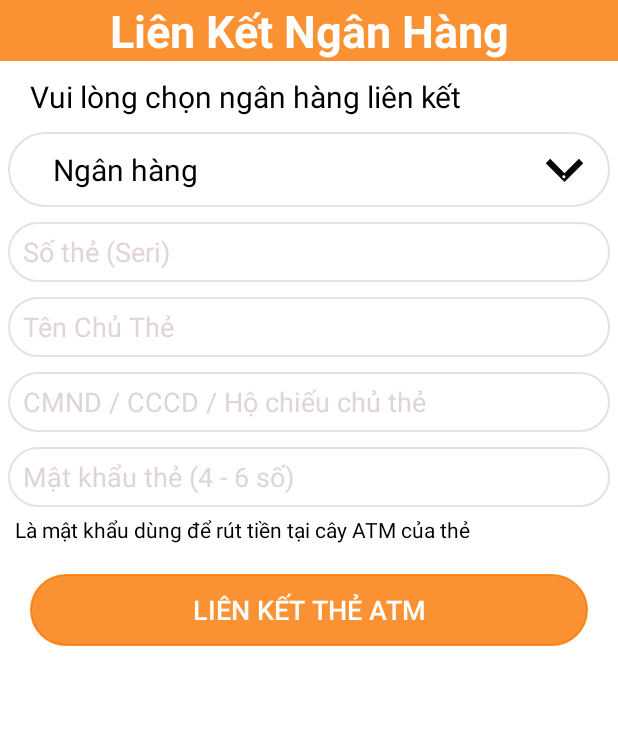
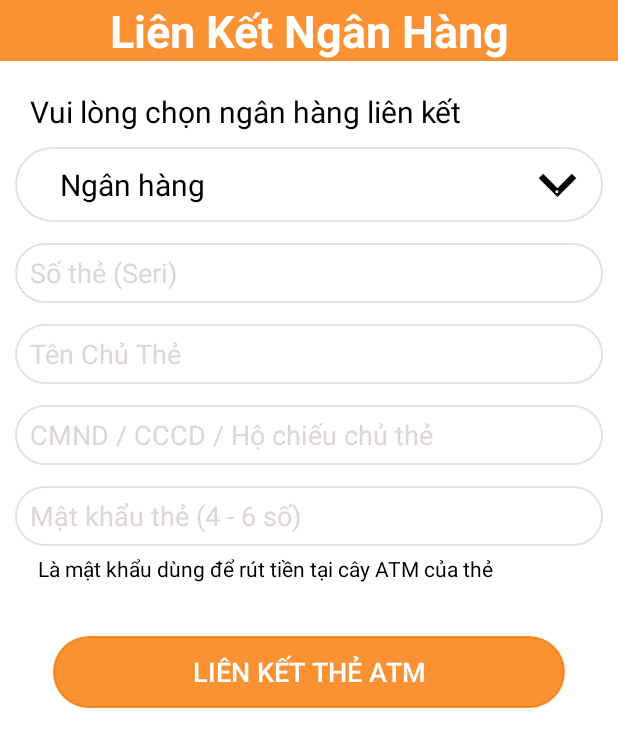
Before and after one commit to tuandm00/PJ_HCI_V3, an Android app: the LienKetNganHang screen opened directly, with no data from a screen before it, on a phone screen of 412 x 824 dp. Shown: the top 747 px of the screen. Run offline under Robolectric (Android 15) with nearby library versions, the phone set to English and light mode, and no system bars.

Commit message:
chinh sua lai doi chut ve giao dien

```diff
--- a/app/src/main/res/layout/activity_banksetup.xml
+++ b/app/src/main/res/layout/activity_banksetup.xml
@@ -28,6 +28,7 @@
         android:layout_width="match_parent"
         android:layout_height="match_parent"
         android:layout_below="@+id/topbank"
+        android:layout_marginTop="10dp"
         android:orientation="vertical">
 
         <TextView
@@ -43,8 +44,8 @@
         <LinearLayout
             android:layout_width="match_parent"
             android:layout_height="wrap_content"
-            android:layout_marginLeft="5dp"
-            android:layout_marginRight="5dp"
+            android:layout_marginLeft="10dp"
+            android:layout_marginRight="10dp"
             android:background="@drawable/line_bank"
             android:orientation="horizontal"
             tools:ignore="InvalidId">
@@ -78,83 +79,83 @@
             android:id="@+id/editTextTextPersonName4"
             android:layout_width="match_parent"
             android:layout_height="40dp"
-            android:layout_marginTop="10dp"
-            android:layout_marginLeft="5dp"
-            android:layout_marginRight="5dp"
+            android:layout_marginLeft="10dp"
+            android:layout_marginTop="14dp"
+            android:layout_marginRight="10dp"
+            android:background="@drawable/line_bank"
             android:ems="10"
+            android:hint="Số thẻ (Seri)"
             android:inputType="textPersonName"
-            android:hint="Số thẻ (Seri)"
             android:paddingLeft="10dp"
-            android:textColorHint="#DFD5D5"
             android:textColor="@color/black"
-            android:background="@drawable/line_bank"/>
+            android:textColorHint="#DFD5D5" />
         <!--        Line 3-->
         <EditText
             android:id="@+id/editTextTextPersonName5"
             android:layout_width="match_parent"
             android:layout_height="40dp"
-            android:layout_marginTop="10dp"
-            android:layout_marginLeft="5dp"
-            android:layout_marginRight="5dp"
+            android:layout_marginLeft="10dp"
+            android:layout_marginTop="14dp"
+            android:layout_marginRight="10dp"
+            android:background="@drawable/line_bank"
             android:ems="10"
+            android:hint="Tên Chủ Thẻ"
             android:inputType="textPersonName"
-            android:hint="Tên Chủ Thẻ"
             android:paddingLeft="10dp"
-            android:textColorHint="#DFD5D5"
             android:textColor="@color/black"
-            android:background="@drawable/line_bank"/>
+            android:textColorHint="#DFD5D5" />
         <!--        Line 4-->
         <EditText
             android:id="@+id/editTextTextPersonName6"
             android:layout_width="match_parent"
             android:layout_height="40dp"
-            android:layout_marginTop="10dp"
-            android:layout_marginLeft="5dp"
-            android:layout_marginRight="5dp"
+            android:layout_marginLeft="10dp"
+            android:layout_marginTop="14dp"
+            android:layout_marginRight="10dp"
+            android:background="@drawable/line_bank"
             android:ems="10"
+            android:hint="CMND / CCCD / Hộ chiếu chủ thẻ"
             android:inputType="textPersonName"
-            android:hint="CMND / CCCD / Hộ chiếu chủ thẻ"
             android:paddingLeft="10dp"
-            android:textColorHint="#DFD5D5"
             android:textColor="@color/black"
-            android:background="@drawable/line_bank"/>
+            android:textColorHint="#DFD5D5" />
         <!--        Line 5-->
         <EditText
             android:id="@+id/editTextTextPersonName7"
             android:layout_width="match_parent"
             android:layout_height="40dp"
-            android:layout_marginTop="10dp"
-            android:layout_marginLeft="5dp"
-            android:layout_marginRight="5dp"
+            android:layout_marginLeft="10dp"
+            android:layout_marginTop="14dp"
+            android:layout_marginRight="10dp"
+            android:background="@drawable/line_bank"
             android:ems="10"
+            android:hint="Mật khẩu thẻ (4 - 6 số)"
             android:inputType="textPersonName"
-            android:hint="Mật khẩu thẻ (4 - 6 số)"
             android:paddingLeft="10dp"
-            android:textColorHint="#DFD5D5"
             android:textColor="@color/black"
-            android:background="@drawable/line_bank"/>
+            android:textColorHint="#DFD5D5" />
 
         <TextView
             android:id="@+id/textView61"
             android:layout_width="match_parent"
             android:layout_height="wrap_content"
+            android:layout_marginLeft="25dp"
             android:layout_marginTop="5dp"
-            android:layout_marginLeft="10dp"
             android:text="Là mật khẩu dùng để rút tiền tại cây ATM của thẻ"
-            android:textColor="@color/black"/>
+            android:textColor="@color/black" />
 
         <Button
             android:id="@+id/buttonLienKet"
             android:layout_width="match_parent"
             android:layout_height="wrap_content"
-            android:layout_marginTop="20dp"
-            android:layout_marginLeft="20dp"
-            android:layout_marginRight="20dp"
+            android:layout_marginLeft="35dp"
+            android:layout_marginTop="35dp"
+            android:layout_marginRight="35dp"
+            android:background="@drawable/line_bank"
+            android:backgroundTint="#CCF97700"
             android:text="LIÊN KẾT THẺ ATM"
             android:textColor="@color/white"
-            android:textSize="18dp"
-            android:background="@drawable/line_bank"
-            android:backgroundTint="#CCF97700"/>
+            android:textSize="18dp" />
 
 
     </LinearLayout>
--- a/app/src/main/res/layout/info_freelancer.xml
+++ b/app/src/main/res/layout/info_freelancer.xml
@@ -1,6 +1,6 @@
 <?xml version="1.0" encoding="utf-8"?>
 <RelativeLayout xmlns:android="http://schemas.android.com/apk/res/android"
-    android:layout_width="match_parent"
+    android:layout_width="wrap_content"
     android:layout_height="wrap_content"
     android:background="#C8C7C7">
 
```
Also changed, not shown: app/src/main/res/layout/activity_profile_user.xml (+62 -38 lines).
